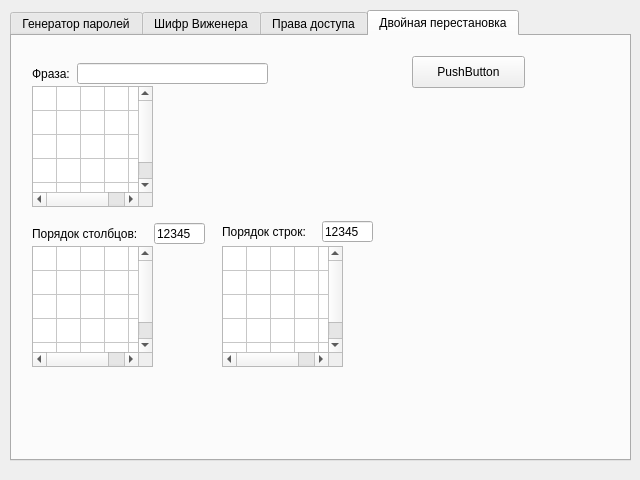
Old version of the form untitled.ui in the repository gelfik/classwork.
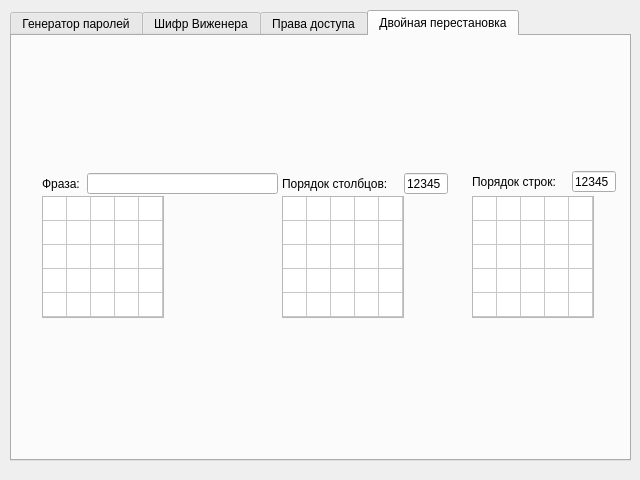
New version of the form.

Commit message: - Финальное обновление

The edit to the form file:
```diff
--- a/untitled.ui
+++ b/untitled.ui
@@ -1225,8 +1225,8 @@
      <widget class="QLineEdit" name="lineEdit_Fraza">
       <property name="geometry">
        <rect>
-        <x>65</x>
-        <y>27</y>
+        <x>75</x>
+        <y>137</y>
         <width>191</width>
         <height>21</height>
        </rect>
@@ -1241,8 +1241,8 @@
      <widget class="QLabel" name="label_11">
       <property name="geometry">
        <rect>
-        <x>20</x>
-        <y>30</y>
+        <x>30</x>
+        <y>140</y>
         <width>60</width>
         <height>16</height>
        </rect>
@@ -1254,12 +1254,18 @@
      <widget class="QTableWidget" name="tableWidget_Osn">
       <property name="geometry">
        <rect>
-        <x>20</x>
-        <y>50</y>
-        <width>121</width>
-        <height>121</height>
+        <x>30</x>
+        <y>160</y>
+        <width>122</width>
+        <height>122</height>
        </rect>
       </property>
+      <property name="editTriggers">
+       <set>QAbstractItemView::NoEditTriggers</set>
+      </property>
+      <property name="sortingEnabled">
+       <bool>false</bool>
+      </property>
       <attribute name="horizontalHeaderVisible">
        <bool>false</bool>
       </attribute>
@@ -1332,10 +1338,10 @@
      <widget class="QTableWidget" name="tableWidget_Stolb">
       <property name="geometry">
        <rect>
-        <x>20</x>
-        <y>210</y>
-        <width>121</width>
-        <height>121</height>
+        <x>270</x>
+        <y>160</y>
+        <width>122</width>
+        <height>122</height>
        </rect>
       </property>
       <attribute name="horizontalHeaderVisible">
@@ -1410,10 +1416,10 @@
      <widget class="QTableWidget" name="tableWidget_Strok">
       <property name="geometry">
        <rect>
-        <x>210</x>
-        <y>210</y>
-        <width>121</width>
-        <height>121</height>
+        <x>460</x>
+        <y>160</y>
+        <width>122</width>
+        <height>122</height>
        </rect>
       </property>
       <attribute name="horizontalHeaderVisible">
@@ -1485,24 +1491,11 @@
        </property>
       </column>
      </widget>
-     <widget class="QPushButton" name="pushButton_accept">
-      <property name="geometry">
-       <rect>
-        <x>400</x>
-        <y>20</y>
-        <width>113</width>
-        <height>32</height>
-       </rect>
-      </property>
-      <property name="text">
-       <string>PushButton</string>
-      </property>
-     </widget>
      <widget class="QLabel" name="label_12">
       <property name="geometry">
        <rect>
-        <x>20</x>
-        <y>190</y>
+        <x>270</x>
+        <y>140</y>
         <width>121</width>
         <height>16</height>
        </rect>
@@ -1514,9 +1507,9 @@
      <widget class="QLineEdit" name="lineEdit_Poradak_Stolb">
       <property name="geometry">
        <rect>
-        <x>142</x>
-        <y>187</y>
-        <width>51</width>
+        <x>392</x>
+        <y>137</y>
+        <width>44</width>
         <height>21</height>
        </rect>
       </property>
@@ -1536,8 +1529,8 @@
      <widget class="QLabel" name="label_13">
       <property name="geometry">
        <rect>
-        <x>210</x>
-        <y>188</y>
+        <x>460</x>
+        <y>138</y>
         <width>121</width>
         <height>16</height>
        </rect>
@@ -1549,9 +1542,9 @@
      <widget class="QLineEdit" name="lineEdit_Poradak_Strok">
       <property name="geometry">
        <rect>
-        <x>310</x>
-        <y>185</y>
-        <width>51</width>
+        <x>560</x>
+        <y>135</y>
+        <width>44</width>
         <height>21</height>
        </rect>
       </property>
```
Left out of the diff: 6 changed lines with no effect on the pictures. The commit also changes 1 other file.
